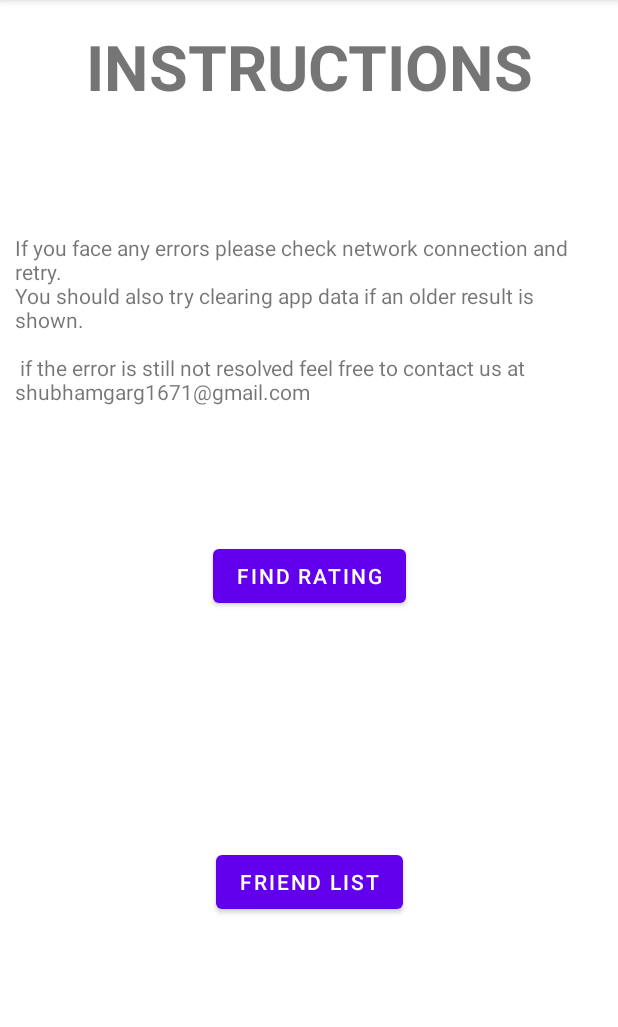
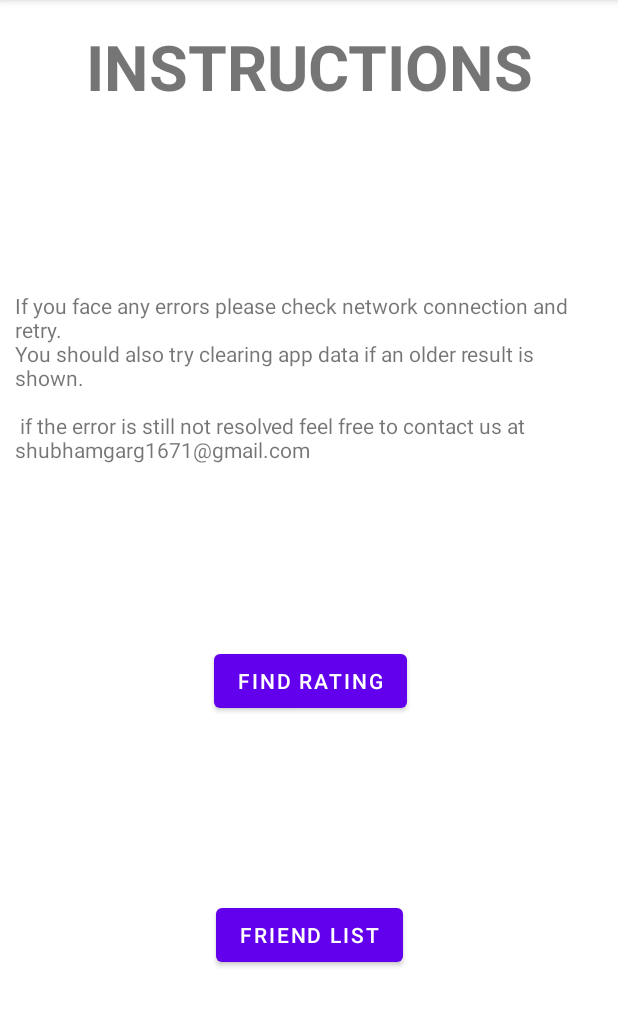
Before and after one commit to shubhamgarg1671/ratingfinder, an Android app: the screen it shows after launch (HomeActivity), on a phone screen of 412 x 824 dp, the part 84-1111 px from its top. Run offline under Robolectric (Android 15) with nearby library versions, the phone set to English and light mode, and no system bars.

```diff
--- a/app/src/main/res/layout/activity_home.xml
+++ b/app/src/main/res/layout/activity_home.xml
@@ -5,17 +5,6 @@
     android:layout_width="match_parent"
     android:layout_height="match_parent"
     tools:context=".HomeActivity">
-
-    <Button
-        android:id="@+id/findRating"
-        android:layout_width="wrap_content"
-        android:layout_height="wrap_content"
-        android:text="Find Rating"
-        android:visibility="visible"
-        app:layout_constraintBottom_toBottomOf="parent"
-        app:layout_constraintEnd_toEndOf="parent"
-        app:layout_constraintStart_toStartOf="parent"
-        app:layout_constraintTop_toTopOf="parent" />
 
     <TextView
         android:id="@+id/textView3"
@@ -46,6 +35,18 @@
         app:layout_constraintVertical_bias="0.48" />
 
     <Button
+        android:id="@+id/findRating"
+        android:layout_width="wrap_content"
+        android:layout_height="wrap_content"
+        android:text="Find Rating"
+        android:visibility="visible"
+        app:layout_constraintBottom_toTopOf="@+id/Friend_list"
+        app:layout_constraintEnd_toEndOf="parent"
+        app:layout_constraintHorizontal_bias="0.503"
+        app:layout_constraintStart_toStartOf="parent"
+        app:layout_constraintTop_toBottomOf="@+id/textView4" />
+
+    <Button
         android:id="@+id/Friend_list"
         android:layout_width="wrap_content"
         android:layout_height="wrap_content"
```
